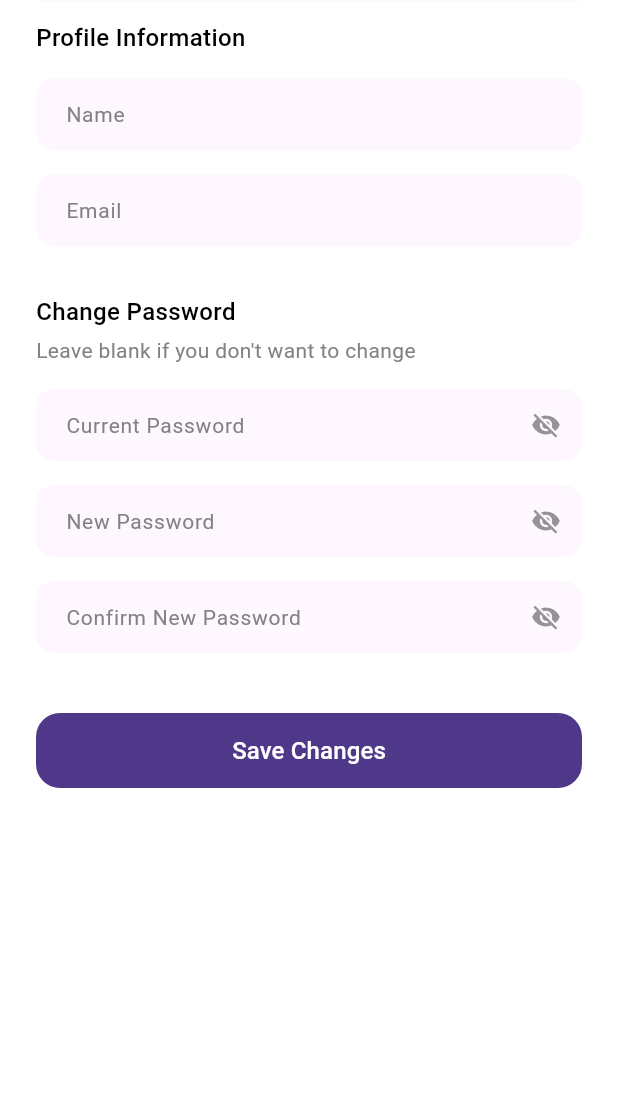
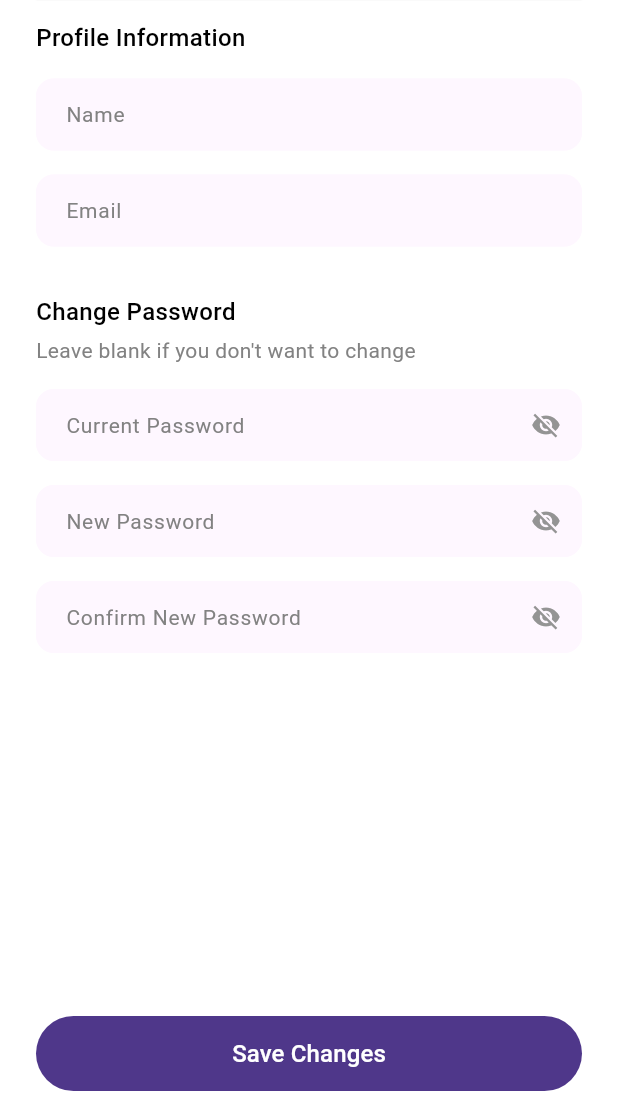
Before and after one commit to zhouanqi1231/daily_bowl, a Flutter app: the ProfileSettingsScreen screen opened by its route, after a tap on "Save Changes", on a phone screen of 412 x 824 dp, the part 121-1236 px from its top. Run offline on Flutter 3.47's test engine with Material 3 defaults, Android fonts, the phone set to English and light mode, and no system bars; our stand-ins replace cached_network_image, fl_chart, flutter_slidable, flutter_svg, get, image_picker and 3 more; accounts and stored records are empty; network calls fail.

Commit message:
profile setting: button

```diff
--- a/lib/presentation/profile_settings_screen/controller/profile_settings_controller.dart
+++ b/lib/presentation/profile_settings_screen/controller/profile_settings_controller.dart
@@ -4,7 +4,12 @@ import '../../../core/app_export.dart';
 import '../../../core/network/api_client.dart';
 import '../../user_profile_screen/controller/user_profile_controller.dart';
 
+/// A controller class for the ProfileSettingsScreen.
+///
+/// This class manages the state of the user profile settings, including
+/// editing user information (name, email) and changing the password.
 class ProfileSettingsController extends GetxController {
+  /// Observable boolean to track loading state during save operations.
   final isLoading = false.obs;
 
   late TextEditingController nameController;
@@ -13,10 +18,16 @@ class ProfileSettingsController extends GetxController {
   late TextEditingController newPasswordController;
   late TextEditingController confirmPasswordController;
 
+  /// Observable boolean to track visibility of the current password.
   final obscureCurrentPassword = true.obs;
+
+  /// Observable boolean to track visibility of the new password.
   final obscureNewPassword = true.obs;
+
+  /// Observable boolean to track visibility of the confirm password field.
   final obscureConfirmPassword = true.obs;
 
+  /// The ID of the current user.
   int? userId;
 
   @override
@@ -40,6 +51,7 @@ class ProfileSettingsController extends GetxController {
     super.onClose();
   }
 
+  /// Loads the user's current data from local storage to populate the form.
   Future<void> _loadUserData() async {
     final prefs = await SharedPreferences.getInstance();
     userId = prefs.getInt('user_id');
@@ -47,12 +59,14 @@ class ProfileSettingsController extends GetxController {
     emailController.text = prefs.getString('user_email') ?? '';
   }
 
+  /// Validates the name field.
   String? validateName(String? value) {
     if (value == null || value.trim().isEmpty) return 'Name is required';
     if (value.trim().length < 2) return 'Name must be at least 2 characters';
     return null;
   }
 
+  /// Validates the email field.
   String? validateEmail(String? value) {
     if (value == null || value.trim().isEmpty) return 'Email is required';
     final emailRegex = RegExp(r'^[^@\s]+@[^@\s]+\.[^@\s]+$');
@@ -60,6 +74,7 @@ class ProfileSettingsController extends GetxController {
     return null;
   }
 
+  /// Validates the new password field.
   String? validateNewPassword(String? value) {
     // Only validate if user is trying to change password
     if (currentPasswordController.text.isEmpty &&
@@ -72,6 +87,7 @@ class ProfileSettingsController extends GetxController {
     return null;
   }
 
+  /// Validates the password confirmation field.
   String? validateConfirmPassword(String? value) {
     if (currentPasswordController.text.isEmpty &&
         newPasswordController.text.isEmpty &&
@@ -82,6 +98,10 @@ class ProfileSettingsController extends GetxController {
     return null;
   }
 
+  /// Saves the updated profile information to the backend and local storage.
+  ///
+  /// Upon successful update, it refreshes the [UserProfileController] and
+  /// navigates back to the profile screen.
   Future<void> saveProfile() async {
     if (userId == null) {
       Get.snackbar('Error', 'User not found. Please log in again.');
@@ -142,7 +162,7 @@ class ProfileSettingsController extends GetxController {
 
       // Refresh user profile controller
       if (Get.isRegistered<UserProfileController>()) {
-        Get.find<UserProfileController>().refreshUserProfile();
+        await Get.find<UserProfileController>().refreshUserProfile();
       }
 
       Get.showSnackbar(GetSnackBar(
@@ -154,6 +174,7 @@ class ProfileSettingsController extends GetxController {
         margin: EdgeInsets.all(16.h),
       ));
 
+      // Jump back to my profile
       Get.back();
     } catch (e) {
       print("Error updating profile: $e");
--- a/lib/presentation/profile_settings_screen/profile_settings_screen.dart
+++ b/lib/presentation/profile_settings_screen/profile_settings_screen.dart
@@ -43,11 +43,12 @@ class ProfileSettingsScreen extends GetWidget<ProfileSettingsController> {
             _buildNewPasswordField(),
             SizedBox(height: 16.h),
             _buildConfirmPasswordField(),
-            SizedBox(height: 40.h),
-            _buildSaveButton(),
-            SizedBox(height: 40.h),
           ],
         ),
+      ),
+      bottomNavigationBar: Padding(
+        padding: EdgeInsets.fromLTRB(24.h, 16.h, 24.h, 16.h),
+        child: _buildSaveButton(),
       ),
     );
   }
@@ -168,7 +169,7 @@ class ProfileSettingsScreen extends GetWidget<ProfileSettingsController> {
             backgroundColor: appTheme.deep_purple_800,
             disabledBackgroundColor: appTheme.deep_purple_300,
             shape: RoundedRectangleBorder(
-              borderRadius: BorderRadius.circular(16.h),
+              borderRadius: BorderRadius.circular(32.h),
             ),
             elevation: 0,
           ),
--- a/lib/presentation/user_profile_screen/controller/user_profile_controller.dart
+++ b/lib/presentation/user_profile_screen/controller/user_profile_controller.dart
@@ -9,29 +9,50 @@ import '../../../core/global_save_manager.dart';
 import '../models/recipe_item_model.dart';
 import '../models/user_profile_model.dart';
 
+/// Represents the daily activity counts for a user.
 class DailyActivity {
+  /// Number of recipes created on this day.
   int created = 0;
+
+  /// Number of recipes saved on this day.
   int saved = 0;
+
+  /// Number of recipes cooked on this day.
   int cooked = 0;
 
+  /// Total count of all activities for the day.
   int get total => created + saved + cooked;
 }
 
+/// A controller class for the UserProfileScreen.
+///
+/// This class manages the user's profile information, activity history (heatmap),
+/// and the list of recipes they have created. It handles fetching data from
+/// both local storage (cooked dates) and the backend API.
 class UserProfileController extends GetxController {
+  /// Observable boolean to track loading state.
   final isLoading = false.obs;
+
+  /// Observable object for the user profile model.
   final userProfileModel = Rx<UserProfileModel?>(null);
+
   final GlobalSaveManager _saveManager = Get.find<GlobalSaveManager>();
 
-  // Detailed activity data
+  /// Observable map of dates to daily activity data, used for the heatmap.
   final activityData = <DateTime, DailyActivity>{}.obs;
 
-  // Popup state
+  /// Observable boolean to show/hide the activity detail popup.
   final showPopup = false.obs;
+
+  /// Observable object for the activity data currently shown in the popup.
   final popupActivity = Rx<DailyActivity?>(null);
+
+  /// Observable object for the date currently shown in the popup.
   final popupDate = Rx<DateTime?>(null);
+
   Timer? _popupTimer;
 
-  // Heatmap scrolling
+  /// Scroll controller for the activity heatmap.
   final heatmapScrollController = ScrollController();
 
   @override
@@ -39,7 +60,7 @@ class UserProfileController extends GetxController {
     super.onInit();
     _initializeUserProfile();
 
-    // Listen to changes in savedIds
+    // Listen to changes in savedIds to update save count and profile data.
     ever(_saveManager.savedIds, (Set<int> ids) {
       if (userProfileModel.value != null && !isClosed) {
         userProfileModel.value!.saveCount?.value = ids.length;
@@ -48,7 +69,7 @@ class UserProfileController extends GetxController {
     });
   }
 
-  /// Main initialization flow
+  /// Main initialization flow to load all profile data.
   Future<void> _initializeUserProfile() async {
     isLoading.value = true;
     final prefs = await SharedPreferences.getInstance();
@@ -68,7 +89,7 @@ class UserProfileController extends GetxController {
     _completeLoading();
   }
 
-  /// Helper to determine the display name from preferences
+  /// Determines the user's display name from preferences (username or email).
   String _getDisplayName(SharedPreferences prefs) {
     String? storedName = prefs.getString('user_name');
     String? email = prefs.getString('user_email');
@@ -82,7 +103,7 @@ class UserProfileController extends GetxController {
     return "UserName";
   }
 
-  /// Loads cooked dates from local storage into the activity map
+  /// Loads cooked dates from local storage and populates the [tempActivity] map.
   void _loadLocalCookedActivity(SharedPreferences prefs, Map<DateTime, DailyActivity> tempActivity) {
     List<String> cookedDates = prefs.getStringList('cooked_dates') ?? [];
     for (var dateStr in cookedDates) {
@@ -96,7 +117,7 @@ class UserProfileController extends GetxController {
     }
   }
 
-  /// Fetches recipes and saves from the server
+  /// Fetches recipes and saves from the server to populate the profile and activity map.
   Future<void> _loadServerData(int userId, String displayName, Map<DateTime, DailyActivity> tempActivity) async {
     try {
       // 1. Fetch created recipes and update activity
@@ -123,7 +144,7 @@ class UserProfileController extends GetxController {
     }
   }
 
-  /// Fetches created recipes for a user and populates activity map
+  /// Fetches recipes created by the user and updates the [tempActivity] map.
   Future<List<RecipeItemModel>> _fetchCreatedRecipes(int userId, Map<DateTime, DailyActivity> tempActivity) async {
     final response = await ApiClient.get('/users/$userId/recipes/');
     if (isClosed || response is! List) return [];
@@ -147,7 +168,7 @@ class UserProfileController extends GetxController {
     }).toList();
   }
 
-  /// Fetches saved recipes for a user to update activity map
+  /// Fetches recipes saved by the user and updates the [tempActivity] map.
   Future<void> _fetchSavedRecipes(int userId, Map<DateTime, DailyActivity> tempActivity) async {
     final response = await ApiClient.get('/users/$userId/saves/');
     if (isClosed || response is! List) return;
@@ -161,7 +182,7 @@ class UserProfileController extends GetxController {
     }
   }
 
-  /// Fallback to mock data if user is not logged in or an error occurs
+  /// Sets up mock profile data for unauthenticated users.
   void _setMockProfile(String displayName, Map<DateTime, DailyActivity> tempActivity) {
     if (!isClosed) {
       activityData.value = tempActivity;
@@ -169,7 +190,7 @@ class UserProfileController extends GetxController {
     }
   }
 
-  /// Cleans up loading state and triggers UI updates
+  /// Cleans up the loading state and scrolls the heatmap to the current week.
   void _completeLoading() {
     if (!isClosed) {
       isLoading.value = false;
@@ -179,6 +200,7 @@ class UserProfileController extends GetxController {
     }
   }
 
+  /// Animates the heatmap scroll position to the current week.
   void scrollToCurrentWeek() {
     if (!heatmapScrollController.hasClients) return;
 
@@ -207,6 +229,7 @@ class UserProfileController extends GetxController {
     );
   }
 
+  /// Loads static mock data for the profile.
   void _loadMockData(String displayName) {
      userProfileModel.value = UserProfileModel(
       userName: displayName.obs,
@@ -223,7 +246,7 @@ class UserProfileController extends GetxController {
     );
   }
 
-  // heatmap tap: date, created, saved, cooked
+  /// Shows the activity detail popup for a specific [date] and [activity].
   void onActivityTap(DateTime date, DailyActivity activity) {
     _popupTimer?.cancel();
     popupDate.value = date;
@@ -237,7 +260,7 @@ class UserProfileController extends GetxController {
     });
   }
 
-  // go to recipe detail screen
+  /// Navigates to the recipe detail screen for the selected recipe.
   void onRecipeTap(int index) {
     final recipe = userProfileModel.value?.recipes?[index];
     if (recipe != null && recipe.id != null) {
@@ -245,7 +268,7 @@ class UserProfileController extends GetxController {
     }
   }
 
-  // slide recipe list item to edit
+  /// Navigates to the recipe creation/edit screen for the selected recipe.
   void onEditRecipe(int index) {
     final recipe = userProfileModel.value?.recipes?[index];
     if (recipe != null && recipe.id != null) {
@@ -253,7 +276,7 @@ class UserProfileController extends GetxController {
     }
   }
 
-  // slide recipe list item to delete
+  /// Shows a confirmation dialog and deletes the selected recipe if confirmed.
   void onDeleteRecipe(int index) {
     final recipe = userProfileModel.value?.recipes?[index];
     if (recipe == null || recipe.id == null) return;
@@ -287,8 +310,9 @@ class UserProfileController extends GetxController {
     );
   }
 
-  void refreshUserProfile() {
-    _initializeUserProfile();
+  /// Refreshes the user profile data.
+  Future<void> refreshUserProfile() async {
+    await _initializeUserProfile();
   }
 
   @override
```
Also changed, not shown: lib/presentation/register_screen/controller/register_controller.dart (+18 -0 lines).
